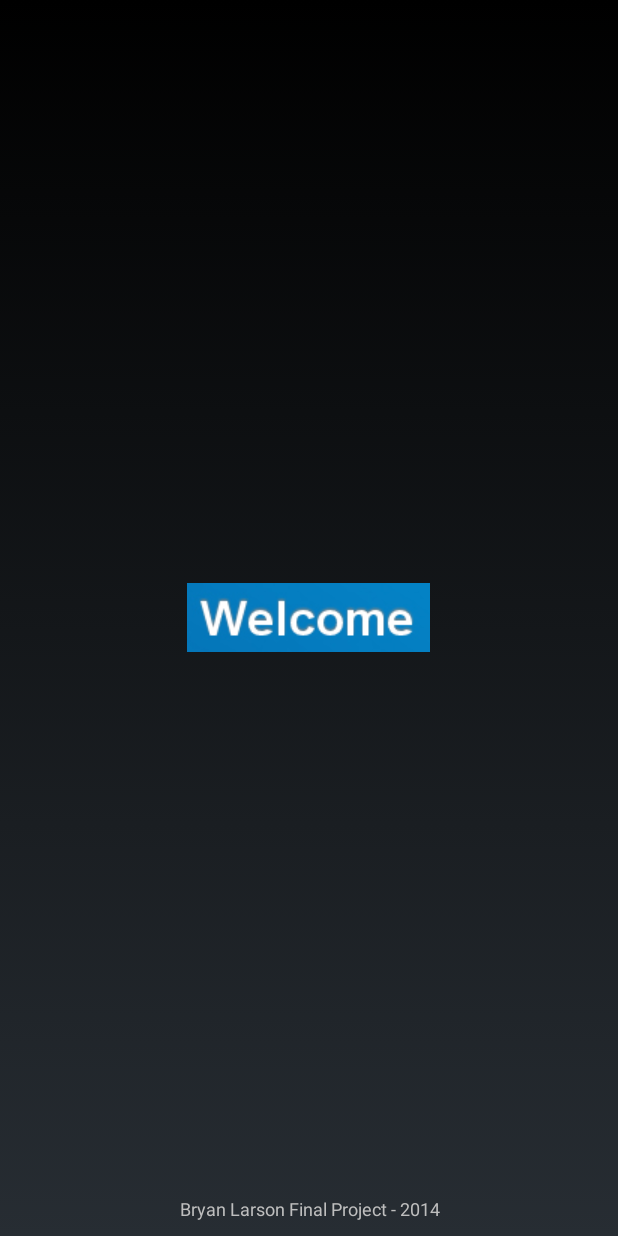
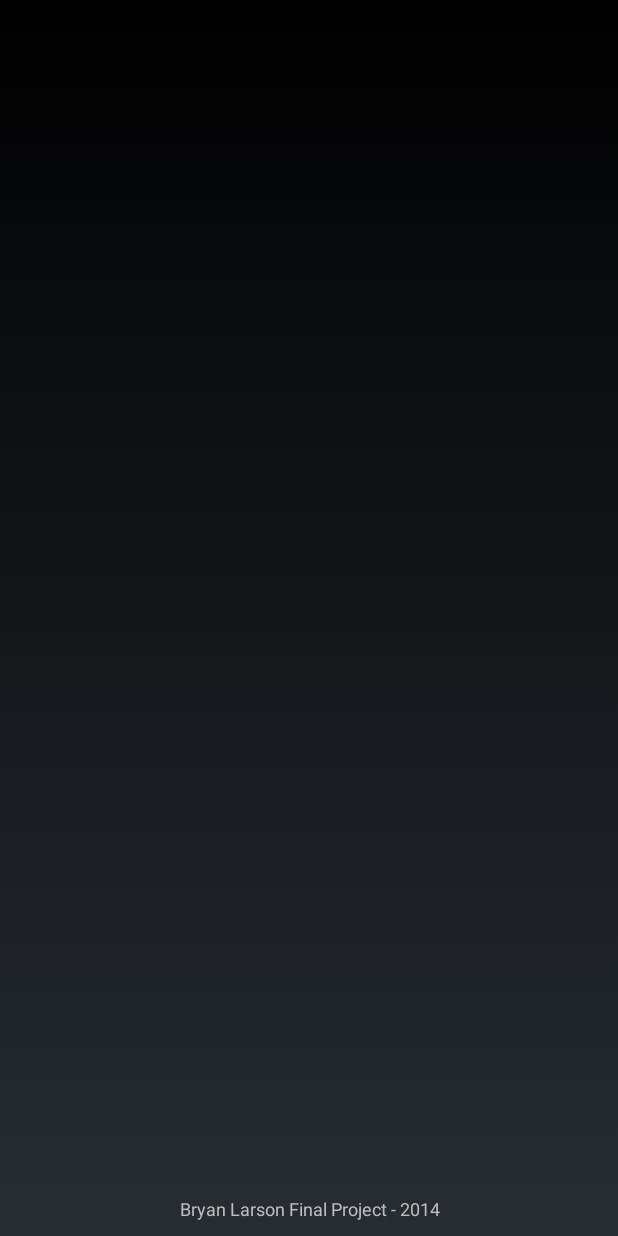
Before and after one commit to Goblom/AndroidFinal-2014, an Android app: the SplashScreen screen opened directly, with no data from a screen before it, on a phone screen of 412 x 824 dp. Run offline under Robolectric (Android 15) with nearby library versions, the phone set to English and light mode, and no system bars.

Commit message:
remove image from Splash screen

```diff
--- a/app/src/main/res/layout/activity_splash.xml
+++ b/app/src/main/res/layout/activity_splash.xml
@@ -1,12 +1,6 @@
 <?xml version="1.0" encoding="utf-8"?>
 <RelativeLayout xmlns:android="http://schemas.android.com/apk/res/android"
     android:layout_width="match_parent" android:layout_height="match_parent">
-
-    <ImageView
-        android:layout_width="wrap_content"
-        android:layout_height="wrap_content"
-        android:layout_centerInParent="true"
-        android:src="@drawable/splash_small"/>
 
     <TextView
         android:layout_width="fill_parent"
```
Also changed, not shown: app/src/main/res/drawable-mdpi/splash.png (deleted), app/src/main/res/drawable-mdpi/splash_small.png (deleted).
